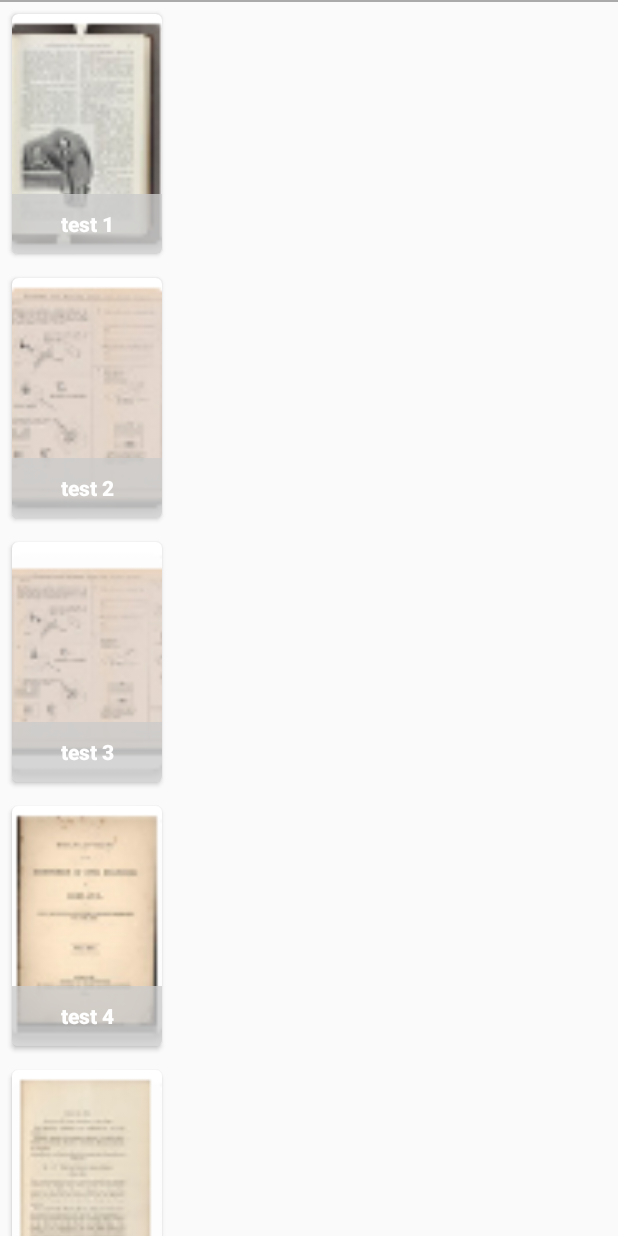
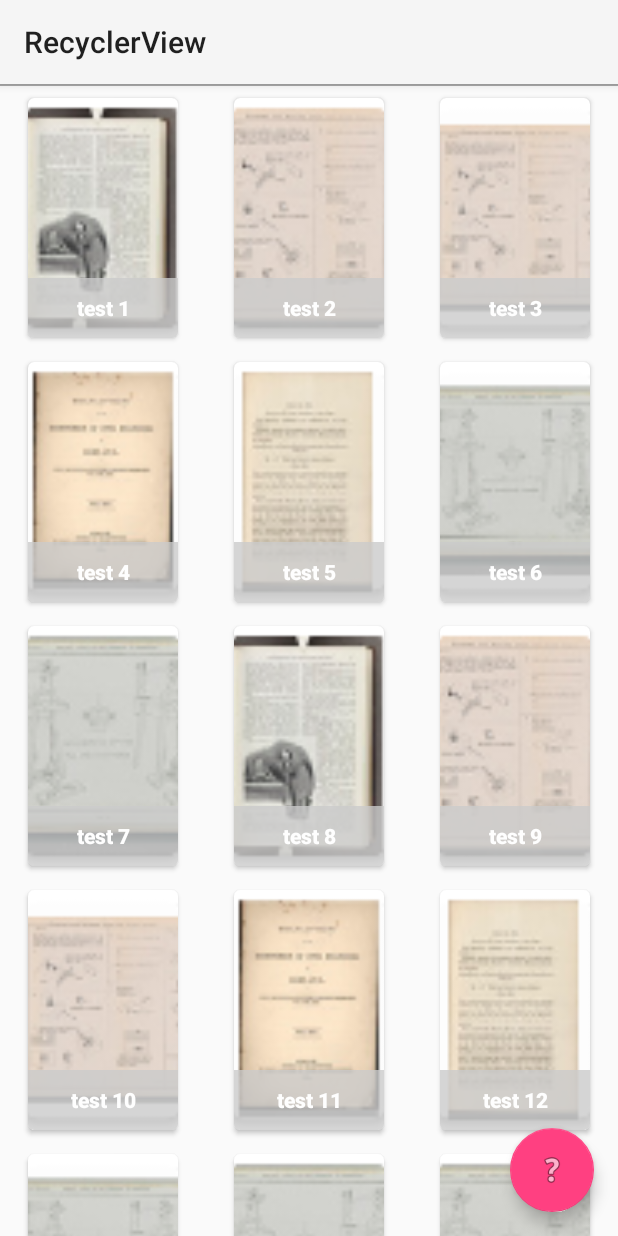
Before and after one commit to burkely/LibraryApp, an Android app: the fragment CollectionViewFragment placed in its activity, on a phone screen of 412 x 824 dp. Run offline under Robolectric (Android 15) with nearby library versions, the phone set to English and light mode, and no system bars; 1 statement that could not run was skipped.

Commit message:
Floating action button - grid to list transition - added in collection view

```diff
--- a/app/src/main/java/com/lydia/digitallibrary/CollectionViewFragment.java
+++ b/app/src/main/java/com/lydia/digitallibrary/CollectionViewFragment.java
@@ -2,6 +2,7 @@ package com.lydia.digitallibrary;
 
 import android.app.Activity;
 import android.os.Bundle;
+import android.support.design.widget.FloatingActionButton;
 import android.support.v4.app.Fragment;
 import android.support.v7.widget.GridLayoutManager;
 import android.support.v7.widget.LinearLayoutManager;
@@ -26,9 +27,18 @@ public class CollectionViewFragment extends Fragment{
 
     private static final String TAG = "CollectionViewFragment";
     private static final String KEY_LAYOUT_MANAGER = "layoutManager";
-    private static final int SPAN_COUNT = 2;
+    private static final int SPAN_COUNT = 3;
     private static final int DATASET_COUNT = 60;
-    private Activity mActivity;
+
+    protected LayoutManagerType mCurrentLayoutManagerType;
+
+    protected RecyclerView mRecyclerView;
+    protected FloatingActionButton mFab;
+    protected BrowseRecyclerViewAdapter mAdapter;
+    protected RecyclerView.LayoutManager mLayoutManager;
+    protected String[] mDataset;
+
+    private List<String> childData;
 
     public CollectionViewFragment(){}
 
@@ -36,15 +46,6 @@ public class CollectionViewFragment extends Fragment{
         GRID_LAYOUT_MANAGER,
         LINEAR_LAYOUT_MANAGER
     }
-
-    protected LayoutManagerType mCurrentLayoutManagerType;
-
-    protected RecyclerView mRecyclerView;
-    protected BrowseRecyclerViewAdapter mAdapter;
-    protected RecyclerView.LayoutManager mLayoutManager;
-    protected String[] mDataset;
-
-    private List<String> childData;
 
     @Override
     public void onCreate(Bundle savedInstanceState) {
@@ -67,20 +68,34 @@ public class CollectionViewFragment extends Fragment{
 
         mCurrentLayoutManagerType = LayoutManagerType.LINEAR_LAYOUT_MANAGER;
 
-        if (savedInstanceState != null) {
+       /* if (savedInstanceState != null) {
             // Restore saved layout manager type.
             mCurrentLayoutManagerType = (LayoutManagerType) savedInstanceState
                     .getSerializable(KEY_LAYOUT_MANAGER);
-        }
+        }*/
+
+        mCurrentLayoutManagerType = LayoutManagerType.GRID_LAYOUT_MANAGER;
         setRecyclerViewLayoutManager(mCurrentLayoutManagerType);
 
         List<String> childData =  Constants.myTestData;
 
+        // Set RecyclerViewAdapter as the adapter for RecyclerView.
         mAdapter = new BrowseRecyclerViewAdapter(getContext(), childData);
-        // Set RecyclerViewAdapter as the adapter for RecyclerView.
         mRecyclerView.setAdapter(mAdapter);
 
-
+        mFab = (FloatingActionButton) rootView.findViewById(R.id.fab);
+        mFab.setOnClickListener(new View.OnClickListener(){
+            @Override
+            public void onClick(View v) {
+                if(mCurrentLayoutManagerType == LayoutManagerType.LINEAR_LAYOUT_MANAGER) {
+                    mCurrentLayoutManagerType = LayoutManagerType.GRID_LAYOUT_MANAGER;
+                }else{
+                    mCurrentLayoutManagerType = LayoutManagerType.LINEAR_LAYOUT_MANAGER;
+                }
+                setRecyclerViewLayoutManager(mCurrentLayoutManagerType);
+                mRecyclerView.setAdapter(mAdapter);
+            }
+        });
 
 
         return rootView;
--- a/app/src/main/java/com/lydia/digitallibrary/Constants.java
+++ b/app/src/main/java/com/lydia/digitallibrary/Constants.java
@@ -28,7 +28,4 @@ public class Constants {
                                         R.mipmap.img5, R.mipmap.img5a, R.mipmap.img5a};
 
 
-    // child data in format of header title, child title
-    private HashMap<String, List<String>> _listDataChild;
-
 }
--- a/app/src/main/java/com/lydia/digitallibrary/MainFragmentActivity.java
+++ b/app/src/main/java/com/lydia/digitallibrary/MainFragmentActivity.java
@@ -8,6 +8,7 @@ import android.os.Bundle;
 import android.support.v4.app.FragmentActivity;
 import android.support.v4.app.FragmentTransaction;
 
+import android.support.v7.app.AppCompatActivity;
 import android.view.Menu;
 import android.view.Window;
 import android.view.WindowManager;
--- /dev/null
+++ b/app/src/main/java/com/lydia/digitallibrary/ScrollAwareFABBehavior.java
@@ -0,0 +1,51 @@
+package com.lydia.digitallibrary;
+
+import android.content.Context;
+import android.support.design.widget.CoordinatorLayout;
+import android.support.design.widget.FloatingActionButton;
+import android.support.v4.view.ViewCompat;
+import android.util.AttributeSet;
+import android.view.View;
+import android.widget.Toast;
+
+/**
+ * Created by Lydia on 10/07/2016.
+ */
+public class ScrollAwareFABBehavior extends FloatingActionButton.Behavior {
+
+    private Context ccontext;
+
+    //Because we are defining this behavior statically within the XML,
+    // we must also implement constructor to enable layout inflation
+    // to work correctly.
+    public ScrollAwareFABBehavior(Context context, AttributeSet attrs) {
+        super();
+        ccontext = context;
+    }
+
+    @Override
+    public boolean onStartNestedScroll(CoordinatorLayout coordinatorLayout,
+                                       FloatingActionButton child, View directTargetChild, View target, int nestedScrollAxes) {
+        return nestedScrollAxes == ViewCompat.SCROLL_AXIS_VERTICAL ||
+                super.onStartNestedScroll(coordinatorLayout, child, directTargetChild, target,
+                        nestedScrollAxes);
+    }
+
+    @Override
+    public void onNestedScroll(CoordinatorLayout coordinatorLayout, FloatingActionButton child,
+                               View target, int dxConsumed, int dyConsumed, int dxUnconsumed, int dyUnconsumed) {
+        super.onNestedScroll(coordinatorLayout, child, target, dxConsumed, dyConsumed, dxUnconsumed,
+                dyUnconsumed);
+
+        if ((dyConsumed > 0 || dyConsumed < 0  ) && child.getVisibility() == View.VISIBLE) {
+            child.hide();
+        }
+    }
+
+    @Override
+    public void onStopNestedScroll(CoordinatorLayout coordinatorLayout, FloatingActionButton child,
+                                   View target){
+        super.onStopNestedScroll(coordinatorLayout, child, target);
+        child.show();
+    }
+}
--- a/app/src/main/res/layout/collection_view_frag.xml
+++ b/app/src/main/res/layout/collection_view_frag.xml
@@ -1,8 +1,11 @@
 <?xml version="1.0" encoding="utf-8"?>
-<LinearLayout xmlns:android="http://schemas.android.com/apk/res/android"
+
+<android.support.design.widget.CoordinatorLayout
+    android:id="@+id/main_content"
+    xmlns:android="http://schemas.android.com/apk/res/android"
+    xmlns:app="http://schemas.android.com/apk/res-auto"
     android:layout_width="match_parent"
-    android:layout_height="match_parent"
-    android:orientation="vertical">
+    android:layout_height="match_parent">
 
     <android.support.v7.widget.RecyclerView
         android:id="@+id/recyclerViewCollection"
@@ -10,12 +13,18 @@
         android:layout_height="match_parent"/>
 
     <android.support.design.widget.FloatingActionButton
+        xmlns:app="http://schemas.android.com/apk/res-auto"
         android:id="@+id/fab"
+        app:fabSize="normal"
         android:layout_width="wrap_content"
         android:layout_height="wrap_content"
         android:layout_gravity="bottom|end"
-        android:layout_margin="@dimen/margin_tiny"
+        android:layout_margin="16dp"
         android:src="@android:drawable/ic_menu_help"
-        />
+        app:layout_anchor="@id/recyclerViewCollection"
+        app:layout_anchorGravity="bottom|right|end"
+        app:backgroundTint="@color/colorAccent"
+        app:rippleColor="#DFffffff"
+        app:layout_behavior="com.lydia.digitallibrary.ScrollAwareFABBehavior" />
 
-</LinearLayout>
+</android.support.design.widget.CoordinatorLayout>
--- a/app/src/main/res/values/styles.xml
+++ b/app/src/main/res/values/styles.xml
@@ -1,12 +1,11 @@
 <resources>
 
     <!-- Base application theme. -->
-    <style name="AppTheme" parent="Theme.AppCompat.Light">
+    <style name="AppTheme" parent="android:Theme.Material.Light">
         <!-- Customize your theme here. -->
         <item name="colorPrimary">@color/colorPrimary</item>
         <item name="colorPrimaryDark">@color/colorPrimaryDark</item>
         <item name="colorAccent">@color/colorAccent</item>
-
         <!-- enable window content transitions -->
         <item name="android:windowContentTransitions">true</item>
 
```
Also changed, not shown: app/src/main/java/com/lydia/digitallibrary/BrowseFragment.java (+0 -21 lines), app/src/main/java/com/lydia/digitallibrary/Document.java (added, +85 -0 lines), app/src/main/java/com/lydia/digitallibrary/XMLParsingConstants.java (added, +21 -0 lines).
